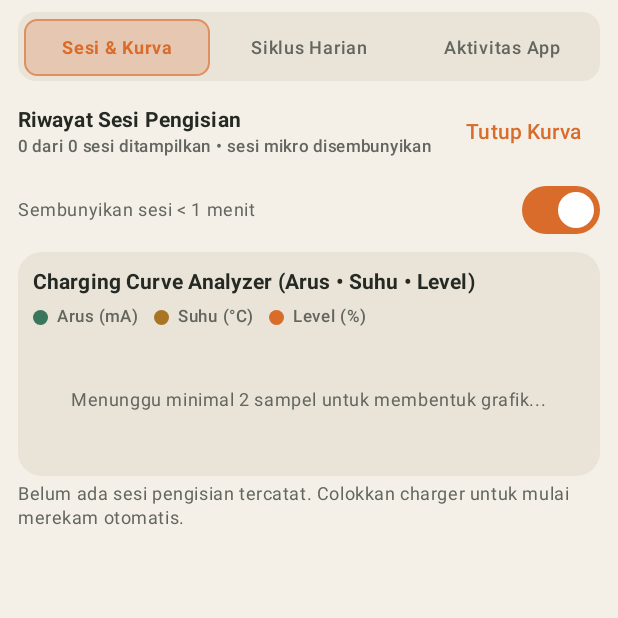
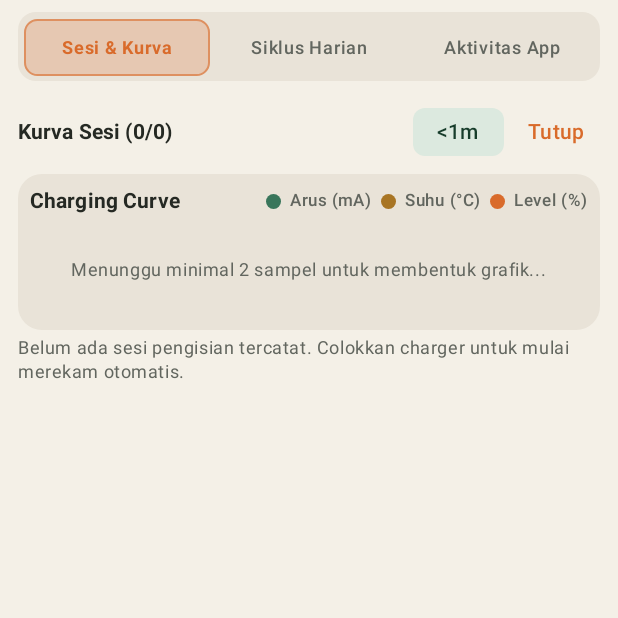
Before and after one commit to SUPPERDENOT/S.P.GUARDcheckpoint, an Android app built with Jetpack Compose: the composable AnalyticsScreen shown on its own in the app's theme, after a tap on "Lihat Kurva", on a phone screen of 412 x 824 dp, the top half of it. Run offline under Robolectric (Android 15) with nearby library versions, the phone set to English and light mode, and no system bars; 3 statements that could not run were skipped.

Commit message:
Compact History charging curve focus layout

```diff
--- a/app/src/main/java/com/superdenot/powerguard/ui/analytics/AnalyticsScreen.kt
+++ b/app/src/main/java/com/superdenot/powerguard/ui/analytics/AnalyticsScreen.kt
@@ -14,6 +14,8 @@ import androidx.compose.foundation.clickable
 import androidx.compose.foundation.layout.Arrangement
 import androidx.compose.foundation.layout.Box
 import androidx.compose.foundation.layout.Column
+import androidx.compose.foundation.layout.FlowRow
+import androidx.compose.foundation.layout.ExperimentalLayoutApi
 import androidx.compose.foundation.layout.PaddingValues
 import androidx.compose.foundation.layout.WindowInsets
 import androidx.compose.foundation.layout.asPaddingValues
@@ -38,12 +40,12 @@ import androidx.compose.material3.Button
 import androidx.compose.material3.Card
 import androidx.compose.material3.CardDefaults
 import androidx.compose.material3.HorizontalDivider
+import androidx.compose.material3.FilterChip
 import androidx.compose.material3.Icon
 import androidx.compose.material3.MaterialTheme
 import androidx.compose.material3.OutlinedButton
 import androidx.compose.material3.OutlinedTextField
 import androidx.compose.material3.Surface
-import androidx.compose.material3.Switch
 import androidx.compose.material3.TextButton
 import androidx.compose.material3.Text
 import androidx.compose.runtime.Composable
@@ -63,6 +65,8 @@ import androidx.compose.ui.platform.LocalContext
 import androidx.compose.ui.text.font.FontWeight
 import androidx.compose.ui.text.style.TextAlign
 import androidx.compose.ui.text.style.TextOverflow
+import androidx.compose.ui.semantics.contentDescription
+import androidx.compose.ui.semantics.semantics
 import androidx.compose.ui.unit.dp
 import androidx.compose.ui.unit.sp
 import com.superdenot.powerguard.data.local.entity.ChargingSessionEntity
@@ -82,6 +86,9 @@ import java.util.Locale
 
 internal fun formatSessionLevelRange(startLevel: Int, endLevel: Int): String =
     "$startLevel% -> $endLevel%"
+
+internal fun formatCurveSessionCount(visibleCount: Int, totalCount: Int): String =
+    "Kurva Sesi ($visibleCount/$totalCount)"
 
 
 @Composable
@@ -170,7 +177,7 @@ private fun SessionsAndCurveTab(viewModel: PowerGuardViewModel, bottomScrollPadd
     val accessoryBenchmark by viewModel.accessoryBenchmark.collectAsState()
     var editingAccessorySession by remember { mutableStateOf<ChargingSessionEntity?>(null) }
     var expandedSessionId by remember { mutableStateOf<Long?>(null) }
-    var showCurve by remember { mutableStateOf(false) }
+    var isCurveExpanded by remember { mutableStateOf(false) }
     var hideMicroSessions by rememberSaveable { mutableStateOf(true) }
     val visibleSessions = remember(sessions, liveState.level, hideMicroSessions) {
         if (!hideMicroSessions) sessions else sessions.filter { session ->
@@ -197,6 +204,36 @@ private fun SessionsAndCurveTab(viewModel: PowerGuardViewModel, bottomScrollPadd
         modifier = Modifier.fillMaxSize(),
         verticalArrangement = Arrangement.spacedBy(4.dp)
     ) {
+        if (isCurveExpanded) {
+            Row(
+                modifier = Modifier.fillMaxWidth().padding(top = 2.dp),
+                verticalAlignment = Alignment.CenterVertically,
+                horizontalArrangement = Arrangement.spacedBy(6.dp)
+            ) {
+                Text(
+                    text = formatCurveSessionCount(visibleSessions.size, sessions.size),
+                    modifier = Modifier.weight(1f),
+                    style = MaterialTheme.typography.titleSmall,
+                    fontWeight = FontWeight.Bold,
+                    maxLines = 1,
+                    softWrap = false
+                )
+                FilterChip(
+                    selected = hideMicroSessions,
+                    onClick = { hideMicroSessions = !hideMicroSessions },
+                    modifier = Modifier.semantics {
+                        contentDescription = "Sembunyikan sesi di bawah satu menit"
+                    },
+                    label = { Text("<1m", maxLines = 1, softWrap = false) }
+                )
+                androidx.compose.material3.TextButton(
+                    onClick = { isCurveExpanded = false },
+                    contentPadding = PaddingValues(horizontal = 8.dp, vertical = 4.dp)
+                ) {
+                    Text("Tutup")
+                }
+            }
+        } else {
             Row(
                 modifier = Modifier.fillMaxWidth().padding(top = 2.dp),
                 verticalAlignment = Alignment.CenterVertically
@@ -210,8 +247,8 @@ private fun SessionsAndCurveTab(viewModel: PowerGuardViewModel, bottomScrollPadd
                         color = MaterialTheme.colorScheme.onSurfaceVariant
                     )
                 }
-            androidx.compose.material3.TextButton(onClick = { showCurve = !showCurve }) {
-                Text(if (showCurve) "Tutup Kurva" else "Lihat Kurva")
+                androidx.compose.material3.TextButton(onClick = { isCurveExpanded = true }) {
+                    Text("Lihat Kurva")
                 }
             }
             Row(
@@ -225,13 +262,14 @@ private fun SessionsAndCurveTab(viewModel: PowerGuardViewModel, bottomScrollPadd
                     style = MaterialTheme.typography.bodySmall,
                     color = MaterialTheme.colorScheme.onSurfaceVariant
                 )
-            Switch(
+                androidx.compose.material3.Switch(
                     checked = hideMicroSessions,
                     onCheckedChange = { hideMicroSessions = it }
                 )
             }
+        }
         AnimatedVisibility(
-            visible = showCurve,
+            visible = isCurveExpanded,
             enter = fadeIn() + expandVertically(),
             exit = fadeOut() + shrinkVertically()
         ) {
@@ -245,7 +283,7 @@ private fun SessionsAndCurveTab(viewModel: PowerGuardViewModel, bottomScrollPadd
                 .fillMaxWidth()
                 .weight(1f)
         ) {
-        if (accessoryBenchmark.groups.size >= 2) {
+        if (!isCurveExpanded && accessoryBenchmark.groups.size >= 2) {
             item { AccessoryBenchmarkCard(result = accessoryBenchmark) }
         }
         if (sessions.isEmpty() || visibleSessions.isEmpty()) {
@@ -402,6 +440,7 @@ private fun SessionsAndCurveTab(viewModel: PowerGuardViewModel, bottomScrollPadd
     }
 }
 
+@OptIn(ExperimentalLayoutApi::class)
 @Composable
 private fun AccessoryLabelDialog(
     session: ChargingSessionEntity,
@@ -415,29 +454,14 @@ private fun AccessoryLabelDialog(
         text = {
             Column(verticalArrangement = Arrangement.spacedBy(10.dp)) {
                 Text("Pilihan cepat", style = MaterialTheme.typography.labelMedium)
-                Row(horizontalArrangement = Arrangement.spacedBy(6.dp)) {
-                    AssistChip(
-                        onClick = { label = "Charger Bawaan" },
-                        modifier = Modifier.weight(1f),
-                        label = { Text("Charger Bawaan", maxLines = 1, overflow = TextOverflow.Ellipsis) }
-                    )
-                    AssistChip(
-                        onClick = { label = "Adaptor Cadangan" },
-                        modifier = Modifier.weight(1f),
-                        label = { Text("Adaptor Cadangan", maxLines = 1, overflow = TextOverflow.Ellipsis) }
-                    )
-                }
-                Row(horizontalArrangement = Arrangement.spacedBy(6.dp)) {
-                    AssistChip(
-                        onClick = { label = "Kabel Utama" },
-                        modifier = Modifier.weight(1f),
-                        label = { Text("Kabel Utama", maxLines = 1, overflow = TextOverflow.Ellipsis) }
-                    )
-                    AssistChip(
-                        onClick = { label = "Kabel Cadangan" },
-                        modifier = Modifier.weight(1f),
-                        label = { Text("Kabel Cadangan", maxLines = 1, overflow = TextOverflow.Ellipsis) }
-                    )
+                FlowRow(
+                    horizontalArrangement = Arrangement.spacedBy(6.dp),
+                    verticalArrangement = Arrangement.spacedBy(4.dp)
+                ) {
+                    AssistChip(onClick = { label = "Charger Bawaan" }, label = { Text("Charger Bawaan") })
+                    AssistChip(onClick = { label = "Adaptor Cadangan" }, label = { Text("Adaptor Cadangan") })
+                    AssistChip(onClick = { label = "Kabel Utama" }, label = { Text("Kabel Utama") })
+                    AssistChip(onClick = { label = "Kabel Cadangan" }, label = { Text("Kabel Cadangan") })
                 }
                 Text("Nama aksesori", style = MaterialTheme.typography.labelMedium)
                 OutlinedTextField(
```
Also changed, not shown: app/src/main/java/com/superdenot/powerguard/ui/components/ChargingCurveChart.kt (+116 -51 lines), 4 other files. Lines whose indentation alone changed are shown as unchanged.
